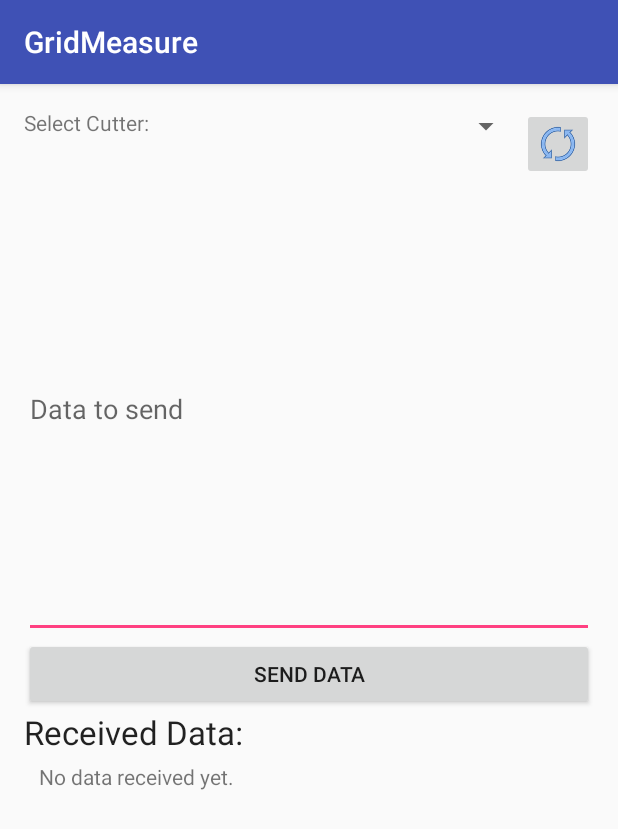
After one commit to Innovationtablet/GridMeasure, an Android app: the BluetoothActivity screen opened directly, with no data from a screen before it, on a phone screen of 412 x 824 dp. The commit adds this screen. Shown: the top 829 px of the screen. Run offline under Robolectric (Android 15) with nearby library versions, the phone set to English and light mode, and no system bars.

Commit message:
Add Bluetooth support
-New activity for sending/receiving data over Bluetooth

```diff
--- a/app/src/main/AndroidManifest.xml
+++ b/app/src/main/AndroidManifest.xml
@@ -6,7 +6,8 @@
     <uses-permission
         android:name="android.permission.WRITE_EXTERNAL_STORAGE"
         android:maxSdkVersion="18" /> <!-- Used for storing pictures in private location -->
-
+    <uses-permission android:name="android.permission.BLUETOOTH" /> <!-- Used for sending data over bluetooth -->
+    <uses-permission android:name="android.permission.BLUETOOTH_ADMIN" />
 
     <!-- Features -->
     <uses-feature
@@ -40,7 +41,8 @@
                 android:resource="@xml/file_paths" />
         </provider>
 
-        <activity android:name=".CalculationActivity"></activity>
+        <activity android:name=".CalculationActivity" />
+        <activity android:name=".BluetoothActivity"></activity>
     </application>
 
 </manifest>
--- /dev/null
+++ b/app/src/main/res/layout/activity_bluetooth.xml
@@ -0,0 +1,91 @@
+<?xml version="1.0" encoding="utf-8"?>
+<LinearLayout
+    xmlns:android="http://schemas.android.com/apk/res/android"
+    xmlns:app="http://schemas.android.com/apk/res-auto"
+    xmlns:tools="http://schemas.android.com/tools"
+    android:id="@+id/bluetooth_topLayout"
+    android:layout_width="match_parent"
+    android:layout_height="match_parent"
+    android:paddingLeft="@dimen/activity_horizontal_margin"
+    android:paddingRight="@dimen/activity_horizontal_margin"
+    android:paddingTop="@dimen/activity_vertical_margin"
+    android:paddingBottom="@dimen/activity_vertical_margin"
+    tools:context="edu.psu.armstrong1.gridmeasure.BluetoothActivity"
+    android:orientation="vertical">
+
+    <LinearLayout
+        android:layout_width="match_parent"
+        android:layout_height="wrap_content"
+        android:orientation="horizontal">
+
+        <TextView
+            android:layout_width="wrap_content"
+            android:layout_height="match_parent"
+            android:text="@string/bluetooth_selectCutter"
+            android:textIsSelectable="false" />
+
+        <Spinner
+            android:id="@+id/bluetooth_spinner"
+            android:layout_width="0dp"
+            android:layout_height="wrap_content"
+            android:layout_weight="1" />
+
+        <ImageButton
+            android:layout_width="@dimen/abc_action_button_min_width_material"
+            android:layout_height="@dimen/abc_action_button_min_height_material"
+            android:contentDescription="@string/bluetooth_refreshDescriptor"
+            android:onClick="updateBluetoothSpinner"
+            android:src="@mipmap/refresh_button"
+            android:scaleType="fitCenter" />
+    </LinearLayout>
+
+    <EditText
+        android:id="@+id/bluetooth_sendDataTextView"
+        android:layout_width="match_parent"
+        android:layout_height="0dp"
+        android:layout_weight="1"
+        android:inputType="textMultiLine"
+        android:hint="@string/bluetooth_sendDataTextHint"
+        android:layout_gravity="center"
+        android:scrollbars="vertical"
+        android:scrollbarAlwaysDrawVerticalTrack="true"
+        android:fadeScrollbars="false"/>
+
+
+    <Button
+        android:id="@+id/button_bluetooth_sendData"
+        android:layout_width="match_parent"
+        android:layout_height="wrap_content"
+        android:text="@string/button_bluetooth_sendData"
+        android:onClick="sendData"
+        android:layout_gravity="center"/>
+
+
+    <TextView
+        android:layout_width="match_parent"
+        android:layout_height="wrap_content"
+        android:text="@string/bluetooth_receivedDataHeader"
+        android:textAppearance="@style/TextAppearance.AppCompat.Large"
+        android:textIsSelectable="false" />
+
+    <ScrollView
+        android:id="@+id/bluetooth_scrollView"
+        android:layout_width="match_parent"
+        android:layout_height="0dp"
+        android:layout_weight="1"
+        android:scrollbars="vertical"
+        android:fillViewport="true"
+        android:scrollbarAlwaysDrawVerticalTrack="true"
+        android:fadeScrollbars="false"
+        android:paddingTop="5dp">
+
+        <TextView
+            android:id="@+id/bluetooth_receivedDataTextView"
+            android:layout_width="match_parent"
+            android:layout_height="wrap_content"
+            android:text="@string/bluetooth_receivedDataStartText"
+            android:layout_marginStart="10dp"
+            android:layout_marginLeft="10dp"/>
+    </ScrollView>
+
+</LinearLayout>
--- a/app/src/main/res/values/strings.xml
+++ b/app/src/main/res/values/strings.xml
@@ -24,9 +24,22 @@
     <string name="takePicture_popupMenu_cancel">Cancel</string>
 
 
+    <!--BluetoothActivity screen-->
+    <string name="button_bluetooth_sendData">Send Data</string>
+    <string name="bluetooth_selectCutter">Select Cutter:</string>
+    <string name="bluetooth_sendDataTextHint">Data to send</string>
+    <string name="bluetooth_receivedDataHeader">Received Data:</string>
+    <string name="bluetooth_receivedDataStartText">No data received yet.</string>
+    <string name="bluetooth_refreshDescriptor">Refresh</string>
+
+
     <!--Warning/Error Messages-->
     <string name="warn_no_camera">No camera app was found.\nYou must have a camera app installed to use this app</string>
     <string name="warn_4_points">You must keep at least 4 points</string>
-    <string name="error_file_save">Error creating a file to save picture to.</string>
-    <string name="error_picture_rotation">Error detecting orientation of picture.</string>
+    <string name="warn_bluetooth_emptyMessage">You can\'t send an empty message</string>
+    <string name="warn_bluetooth_messageTooBig">The message is too big</string>
+    <string name="warn_bluetooth_noPairedDeviceSelected">You must select a paired to device before sending data</string>
+    <string name="error_file_save">Error creating a file to save picture to</string>
+    <string name="error_picture_rotation">Error detecting orientation of picture</string>
+    <string name="error_noBluetooth">Bluetooth not available on this device</string>
 </resources>
```
Also changed, not shown: app/src/main/java/edu/psu/armstrong1/gridmeasure/BluetoothActivity.java (added, +328 -0 lines), app/src/main/java/edu/psu/armstrong1/gridmeasure/MainActivity.java (+8 -0 lines), app/src/main/res/layout/activity_main.xml (+10 -0 lines), app/src/main/res/mipmap/refresh_button.png (added), gradle/wrapper/gradle-wrapper.properties, 1 other file.
